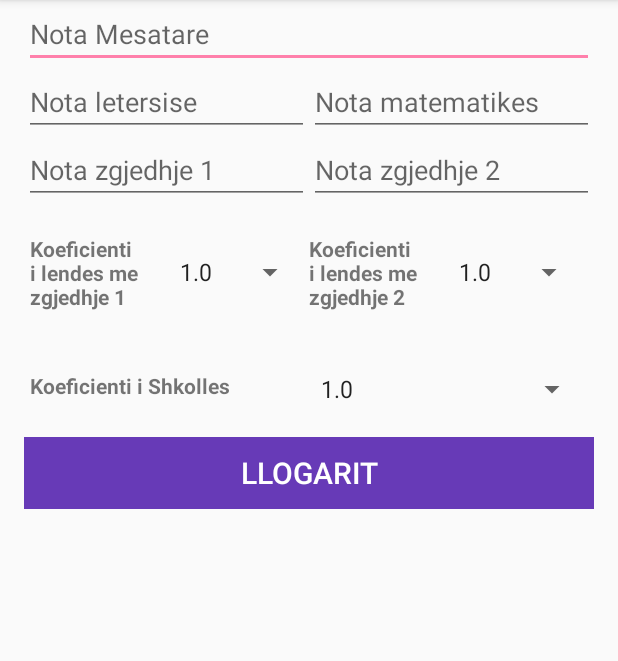
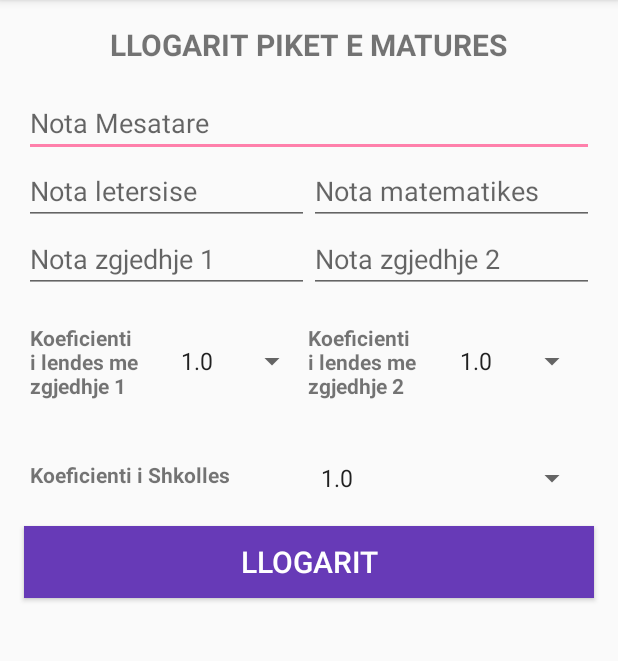
Before and after one commit to fatjanhushi/MaturaAssist, an Android app: the screen it shows after launch (MainActivity), on a phone screen of 412 x 824 dp, the part 84-745 px from its top. Run offline under Robolectric (Android 15) with nearby library versions, the phone set to English and light mode, and no system bars; our stand-ins replace AdMob, ButterKnife.

Commit message:
App Version Name 1.1 Version Code 2

```diff
--- a/app/src/main/res/layout/activity_main.xml
+++ b/app/src/main/res/layout/activity_main.xml
@@ -8,7 +8,18 @@
         android:layout_width="match_parent"
         android:layout_height="wrap_content"
         android:orientation="vertical"
+        android:paddingTop="16dp"
         tools:context=".MainActivity">
+
+        <TextView
+            android:layout_width="wrap_content"
+            android:layout_height="wrap_content"
+            android:layout_gravity="center_horizontal"
+            android:layout_marginBottom="16dp"
+            android:text="@string/header_title"
+            android:textStyle="bold"
+            android:textSize="20sp"
+            android:textAllCaps="true"/>
 
         <EditText
             android:id="@+id/mesatarja"
@@ -17,7 +28,7 @@
             android:layout_marginLeft="16dp"
             android:layout_marginRight="16dp"
             android:ems="10"
-            android:hint="Nota Mesatare"
+            android:hint="@string/hint_mesatarja"
             android:inputType="numberDecimal" />
 
         <LinearLayout
@@ -33,7 +44,7 @@
                 android:layout_height="wrap_content"
                 android:layout_weight="1"
                 android:ems="10"
-                android:hint="Nota letersise"
+                android:hint="@string/hint_nota_letersise"
                 android:inputType="numberDecimal" />
 
             <EditText
@@ -42,7 +53,7 @@
                 android:layout_height="wrap_content"
                 android:layout_weight="1"
                 android:ems="10"
-                android:hint="Nota matematikes"
+                android:hint="@string/hint_nota_matematikes"
                 android:inputType="numberDecimal" />
 
         </LinearLayout>
@@ -60,7 +71,7 @@
                 android:layout_height="wrap_content"
                 android:layout_weight="1"
                 android:ems="10"
-                android:hint="Nota zgjedhje 1"
+                android:hint="@string/hint_nota_z1"
                 android:inputType="numberDecimal" />
 
             <EditText
@@ -69,7 +80,7 @@
                 android:layout_height="wrap_content"
                 android:layout_weight="1"
                 android:ems="10"
-                android:hint="Nota zgjedhje 2"
+                android:hint="@string/hint_nota_z2"
                 android:inputType="numberDecimal" />
         </LinearLayout>
 
@@ -83,7 +94,7 @@
                 android:layout_width="0dp"
                 android:layout_height="wrap_content"
                 android:layout_weight="1"
-                android:text="Koeficienti i lendes me zgjedhje 1"
+                android:text="@string/hint_koeficienti_z1"
                 android:textStyle="bold" />
 
             <Spinner
@@ -91,14 +102,13 @@
                 android:layout_width="0dp"
                 android:layout_height="wrap_content"
                 android:layout_gravity="center_vertical"
-                android:layout_marginRight="2dp"
                 android:layout_weight="1" />
 
             <TextView
                 android:layout_width="0dp"
                 android:layout_height="wrap_content"
                 android:layout_weight="1"
-                android:text="Koeficienti i lendes me zgjedhje 2"
+                android:text="@string/hint_koeficienti_z2"
                 android:textStyle="bold" />
 
             <Spinner
@@ -106,7 +116,6 @@
                 android:layout_width="0dp"
                 android:layout_height="wrap_content"
                 android:layout_gravity="center_vertical"
-                android:layout_marginRight="2dp"
                 android:layout_weight="1" />
 
         </LinearLayout>
@@ -122,7 +131,7 @@
                 android:layout_width="0dp"
                 android:layout_height="wrap_content"
                 android:layout_weight="1"
-                android:text="Koeficienti i Shkolles"
+                android:text="@string/hint_koeficienti_shkolles"
                 android:textStyle="bold" />
 
             <Spinner
@@ -141,18 +150,20 @@
             android:layout_marginBottom="16dp"
             android:layout_marginLeft="16dp"
             android:layout_marginRight="16dp"
+            android:elevation="2dp"
             android:background="@color/colorPrimary"
-            android:text="Llogarit"
+            android:text="@string/hint_btn_llogarit"
             android:textColor="@android:color/white"
             android:textSize="20sp" />
 
-        <RelativeLayout
+        <FrameLayout
             android:id="@+id/v_piket"
             android:layout_width="match_parent"
             android:layout_height="60dp"
             android:layout_marginBottom="16dp"
             android:layout_marginLeft="16dp"
             android:layout_marginRight="16dp"
+            android:elevation="2dp"
             android:background="@color/colorAccent"
             android:padding="10dp"
             android:visibility="gone">
@@ -161,21 +172,12 @@
                 android:id="@+id/tv_prova"
                 android:layout_width="wrap_content"
                 android:layout_height="wrap_content"
-                android:layout_alignParentLeft="true"
+                android:layout_gravity="center_horizontal"
                 android:textColor="@android:color/black"
                 android:textSize="30sp"
                 android:textStyle="bold" />
 
-            <TextView
-                android:layout_width="wrap_content"
-                android:layout_height="wrap_content"
-                android:layout_below="@id/tv_prova"
-                android:text="pike"
-                android:textColor="@android:color/black"
-                android:textSize="20sp"
-                android:textStyle="bold" />
-
-        </RelativeLayout>
+        </FrameLayout>
 
         <com.google.android.gms.ads.AdView
             android:id="@+id/adView"
--- a/app/src/main/res/values/strings.xml
+++ b/app/src/main/res/values/strings.xml
@@ -2,7 +2,7 @@
     <string name="app_name">Matura Assist</string>
 
     <string name="hello_world">Hello world!</string>
-    <string name="action_settings">Settings</string>
+    <string name="action_settings">fatjoni.com</string>
 
     <string-array name="koeficientet_array">
         <item>1.0</item>
@@ -13,4 +13,14 @@
     </string-array>
 
     <string name="banner_ad_unit_id">ca-app-pub-1837256325017145/3999914617</string>
+    <string name="header_title">Llogarit Piket e Matures</string>
+    <string name="hint_mesatarja">Nota Mesatare</string>
+    <string name="hint_nota_letersise">Nota letersise</string>
+    <string name="hint_nota_matematikes">Nota matematikes</string>
+    <string name="hint_nota_z1">Nota zgjedhje 1</string>
+    <string name="hint_nota_z2">Nota zgjedhje 2</string>
+    <string name="hint_koeficienti_z1">Koeficienti i lendes me zgjedhje 1</string>
+    <string name="hint_koeficienti_z2">Koeficienti i lendes me zgjedhje 2</string>
+    <string name="hint_koeficienti_shkolles">Koeficienti i Shkolles</string>
+    <string name="hint_btn_llogarit">Llogarit</string>
 </resources>
```
Also changed, not shown: app/build.gradle (+13 -5 lines), app/src/main/java/com/fatjoni/droid/maturaassist/MainActivity.java (+8 -3 lines), app/src/main/res/mipmap-hdpi/ic_launcher.png, app/src/main/res/mipmap-mdpi/ic_launcher.png, app/src/main/res/mipmap-xhdpi/ic_launcher.png, app/src/main/res/mipmap-xxhdpi/ic_launcher.png.
